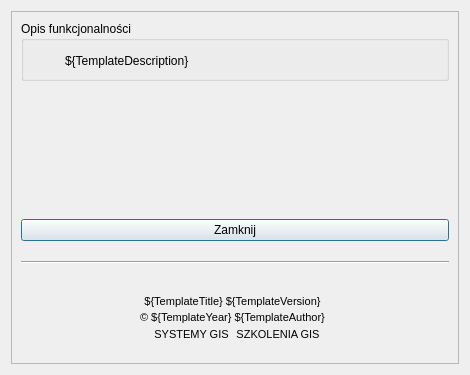
Old version of the form plugin_templates/toolbutton_with_dialog/template/module_name_dialog_base_kopia.ui in the repository envirosolutionspl/plugin_builder_es.
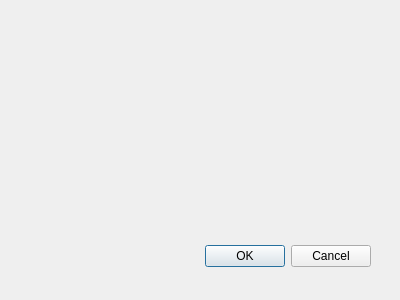
New version of the form.

Commit message: Poprawka, teraz oryginalny kod źródłowy wtyczki Plugin Builder

Patch:
```diff
--- a/plugin_templates/toolbutton_with_dialog/template/module_name_dialog_base_kopia.ui
+++ b/plugin_templates/toolbutton_with_dialog/template/module_name_dialog_base_kopia.ui
@@ -1,308 +1,34 @@
 <?xml version="1.0" encoding="UTF-8"?>
 <ui version="4.0">
  <class>${TemplateClass}DialogBase</class>
- <widget class="QDialog" name="${TemplateClass}DialogBase">
-  <property name="geometry">
+ <widget class="QDialog" name="${TemplateClass}DialogBase" >
+  <property name="geometry" >
    <rect>
     <x>0</x>
     <y>0</y>
-    <width>470</width>
-    <height>375</height>
+    <width>400</width>
+    <height>300</height>
    </rect>
   </property>
-  <property name="minimumSize">
-   <size>
-    <width>470</width>
-    <height>280</height>
-   </size>
+  <property name="windowTitle" >
+   <string>${TemplateTitle}</string>
   </property>
-  <property name="windowTitle">
-   <string>${TemplateTitle} ${TemplateVersion}</string>
-  </property>
-  <layout class="QHBoxLayout" name="horizontalLayout">
-   <item>
-    <widget class="QScrollArea" name="scrollArea">
-     <property name="widgetResizable">
-      <bool>true</bool>
-     </property>
-     <widget class="QWidget" name="scrollAreaWidgetContents_2">
-      <property name="geometry">
-       <rect>
-        <x>0</x>
-        <y>0</y>
-        <width>446</width>
-        <height>351</height>
-       </rect>
-      </property>
-      <layout class="QVBoxLayout" name="verticalLayout_2">
-       <item>
-        <layout class="QVBoxLayout" name="verticalLayout">
-         <property name="spacing">
-          <number>20</number>
-         </property>
-         <property name="sizeConstraint">
-          <enum>QLayout::SetDefaultConstraint</enum>
-         </property>
-         <item>
-          <widget class="QGroupBox" name="groupBox">
-           <property name="minimumSize">
-            <size>
-             <width>420</width>
-             <height>60</height>
-            </size>
-           </property>
-           <property name="title">
-            <string>Opis funkcjonalności</string>
-           </property>
-           <widget class="QLabel" name="label">
-            <property name="geometry">
-             <rect>
-              <x>44</x>
-              <y>30</y>
-              <width>291</width>
-              <height>20</height>
-             </rect>
-            </property>
-            <property name="text">
-             <string>${TemplateDescription}</string>
-            </property>
-           </widget>
-          </widget>
-         </item>
-         <item>
-          <layout class="QVBoxLayout" name="verticalLayout_3">
-           <item>
-            <spacer name="verticalSpacer">
-             <property name="orientation">
-              <enum>Qt::Vertical</enum>
-             </property>
-             <property name="sizeType">
-              <enum>QSizePolicy::MinimumExpanding</enum>
-             </property>
-             <property name="sizeHint" stdset="0">
-              <size>
-               <width>0</width>
-               <height>0</height>
-              </size>
-             </property>
-            </spacer>
-           </item>
-           <item>
-            <widget class="QPushButton" name="btn_close">
-             <property name="text">
-              <string>Zamknij</string>
-             </property>
-            </widget>
-           </item>
-          </layout>
-         </item>
-         <item>
-          <widget class="Line" name="line">
-           <property name="orientation">
-            <enum>Qt::Horizontal</enum>
-           </property>
-          </widget>
-         </item>
-         <item>
-          <widget class="QWidget" name="widget" native="true">
-           <property name="minimumSize">
-            <size>
-             <width>420</width>
-             <height>70</height>
-            </size>
-           </property>
-           <property name="maximumSize">
-            <size>
-             <width>16777215</width>
-             <height>70</height>
-            </size>
-           </property>
-           <layout class="QVBoxLayout" name="verticalLayout_4">
-            <item>
-             <layout class="QHBoxLayout" name="horizontalLayout_8">
-              <property name="spacing">
-               <number>3</number>
-              </property>
-              <property name="sizeConstraint">
-               <enum>QLayout::SetDefaultConstraint</enum>
-              </property>
-              <property name="leftMargin">
-               <number>0</number>
-              </property>
-              <property name="topMargin">
-               <number>0</number>
-              </property>
-              <property name="rightMargin">
-               <number>5</number>
-              </property>
-              <property name="bottomMargin">
-               <number>0</number>
-              </property>
-              <item alignment="Qt::AlignLeft|Qt::AlignVCenter">
-               <widget class="QLabel" name="plugin_icon">
-                <property name="maximumSize">
-                 <size>
-                  <width>50</width>
-                  <height>50</height>
-                 </size>
-                </property>
-                <property name="text">
-                 <string/>
-                </property>
-                <property name="scaledContents">
-                 <bool>true</bool>
-                </property>
-                <property name="margin">
-                 <number>9</number>
-                </property>
-               </widget>
-              </item>
-              <item>
-               <layout class="QGridLayout" name="gridLayout_6">
-                <property name="horizontalSpacing">
-                 <number>7</number>
-                </property>
-                <property name="verticalSpacing">
-                 <number>0</number>
-                </property>
-                <item row="1" column="0" colspan="2">
-                 <widget class="QLabel" name="lbl_copyrights">
-                  <property name="maximumSize">
-                   <size>
-                    <width>16777215</width>
-                    <height>15</height>
-                   </size>
-                  </property>
-                  <property name="font">
-                   <font>
-                    <pointsize>8</pointsize>
-                   </font>
-                  </property>
-                  <property name="text">
-                   <string>&lt;html&gt;&lt;head/&gt;&lt;body&gt;&lt;p&gt;© ${TemplateYear} ${TemplateAuthor}&lt;/p&gt;&lt;/body&gt;&lt;/html&gt;</string>
-                  </property>
-                  <property name="textFormat">
-                   <enum>Qt::RichText</enum>
-                  </property>
-                  <property name="alignment">
-                   <set>Qt::AlignCenter</set>
-                  </property>
-                  <property name="openExternalLinks">
-                   <bool>true</bool>
-                  </property>
-                  <property name="textInteractionFlags">
-                   <set>Qt::TextBrowserInteraction</set>
-                  </property>
-                 </widget>
-                </item>
-                <item row="0" column="0" colspan="2">
-                 <widget class="QLabel" name="lbl_pluginVersion">
-                  <property name="maximumSize">
-                   <size>
-                    <width>16777215</width>
-                    <height>13</height>
-                   </size>
-                  </property>
-                  <property name="font">
-                   <font>
-                    <pointsize>8</pointsize>
-                   </font>
-                  </property>
-                  <property name="text">
-                   <string>${TemplateTitle} ${TemplateVersion}</string>
-                  </property>
-                  <property name="alignment">
-                   <set>Qt::AlignCenter</set>
-                  </property>
-                 </widget>
-                </item>
-                <item row="2" column="1" alignment="Qt::AlignLeft|Qt::AlignVCenter">
-                 <widget class="QLabel" name="lbl_szkolenia">
-                  <property name="font">
-                   <font>
-                    <pointsize>8</pointsize>
-                   </font>
-                  </property>
-                  <property name="text">
-                   <string>&lt;html&gt;&lt;head/&gt;&lt;body&gt;&lt;p&gt;&lt;a href=&quot;https://envirosolutions.pl/oferta-szkoleniowa/?utm_source=stopka&amp;utm_medium=wtyczka&amp;utm_campaign=organic&amp;utm_term=${TemplateModuleName}&quot;&gt;&lt;span style=&quot; text-decoration: underline; color:#0000ff;&quot;&gt;SZKOLENIA GIS&lt;/span&gt;&lt;/a&gt;&lt;/p&gt;&lt;/body&gt;&lt;/html&gt;</string>
-                  </property>
-                  <property name="textFormat">
-                   <enum>Qt::RichText</enum>
-                  </property>
-                  <property name="alignment">
-                   <set>Qt::AlignCenter</set>
-                  </property>
-                  <property name="openExternalLinks">
-                   <bool>true</bool>
-                  </property>
-                  <property name="textInteractionFlags">
-                   <set>Qt::TextBrowserInteraction</set>
-                  </property>
-                 </widget>
-                </item>
-                <item row="2" column="0" alignment="Qt::AlignRight">
-                 <widget class="QLabel" name="lbl_email">
-                  <property name="maximumSize">
-                   <size>
-                    <width>16777215</width>
-                    <height>15</height>
-                   </size>
-                  </property>
-                  <property name="font">
-                   <font>
-                    <pointsize>8</pointsize>
-                   </font>
-                  </property>
-                  <property name="text">
-                   <string>&lt;html&gt;&lt;head/&gt;&lt;body&gt;&lt;p&gt;&lt;a href=&quot;https://envirosolutions.pl/systemy-opensource-gis/?utm_source=stopka&amp;utm_medium=wtyczka&amp;utm_campaign=organic&amp;utm_term=${TemplateModuleName}&quot;&gt;&lt;span style=&quot; text-decoration: underline; color:#0000ff;&quot;&gt;SYSTEMY GIS&lt;/span&gt;&lt;/a&gt;&lt;/p&gt;&lt;/body&gt;&lt;/html&gt;</string>
-                  </property>
-                  <property name="textFormat">
-                   <enum>Qt::RichText</enum>
-                  </property>
-                  <property name="alignment">
-                   <set>Qt::AlignCenter</set>
-                  </property>
-                  <property name="openExternalLinks">
-                   <bool>true</bool>
-                  </property>
-                  <property name="textInteractionFlags">
-                   <set>Qt::TextBrowserInteraction</set>
-                  </property>
-                 </widget>
-                </item>
-               </layout>
-              </item>
-              <item alignment="Qt::AlignRight|Qt::AlignVCenter">
-               <widget class="QLabel" name="enviro_logo">
-                <property name="maximumSize">
-                 <size>
-                  <width>60</width>
-                  <height>60</height>
-                 </size>
-                </property>
-                <property name="text">
-                 <string/>
-                </property>
-                <property name="scaledContents">
-                 <bool>true</bool>
-                </property>
-                <property name="margin">
-                 <number>9</number>
-                </property>
-               </widget>
-              </item>
-             </layout>
-            </item>
-           </layout>
-          </widget>
-         </item>
-        </layout>
-       </item>
-      </layout>
-     </widget>
-    </widget>
-   </item>
-  </layout>
+  <widget class="QDialogButtonBox" name="button_box" >
+   <property name="geometry" >
+    <rect>
+     <x>30</x>
+     <y>240</y>
+     <width>341</width>
+     <height>32</height>
+    </rect>
+   </property>
+   <property name="orientation" >
+    <enum>Qt::Horizontal</enum>
+   </property>
+   <property name="standardButtons" >
+    <set>QDialogButtonBox::Cancel|QDialogButtonBox::Ok</set>
+   </property>
+  </widget>
  </widget>
  <resources/>
  <connections/>
```
Left out of the diff: 38 changed lines with no effect on the pictures. The commit also changes 62 other files.
